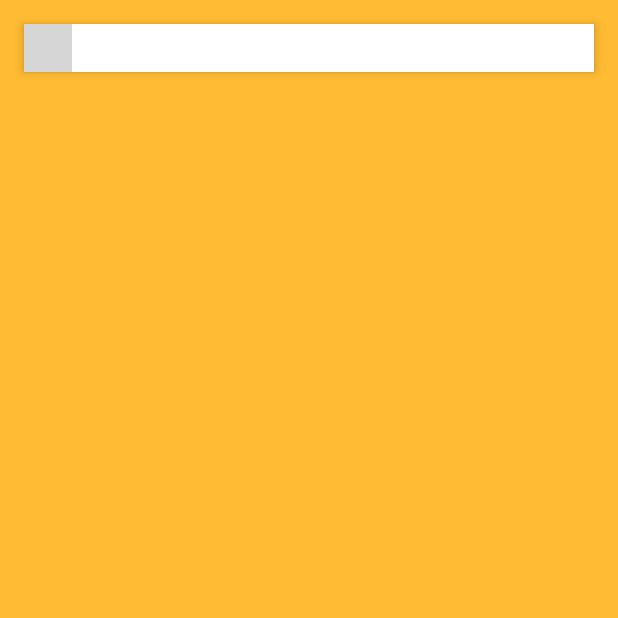
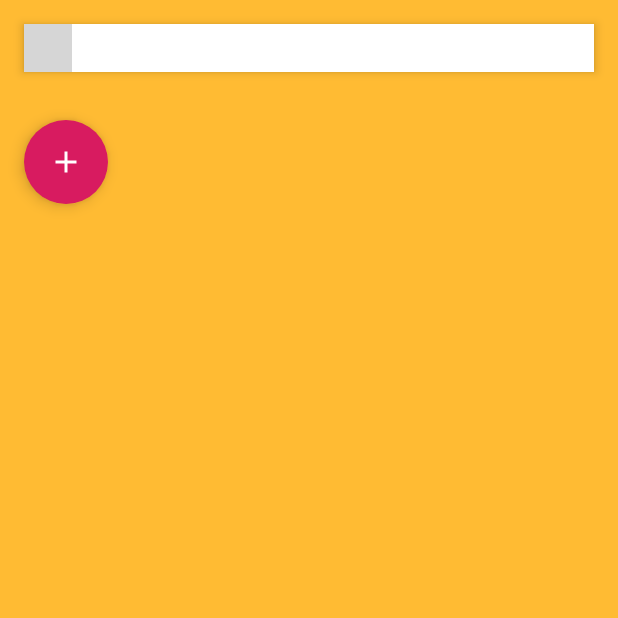
Before and after one commit to Chris4lilv/JOURNEY-Android, an Android app: the screen it shows after launch (MainActivity), on a phone screen of 412 x 824 dp, the top half of it. Run offline under Robolectric (Android 15) with nearby library versions, the phone set to English and light mode, and no system bars; our stand-ins replace Firebase (no records; nobody signed in at launch, a user with empty details on screens opened directly); libraries missing offline, so code that uses them is left out: com.gauravk.bubblenavigation; plain views replace BubbleNavigationConstraintView, BubbleToggleView; 2 statements that could not run were skipped; grey boxes are pictures that could not be loaded.

Commit message:
Add fab_plus to display_fragment

```diff
--- a/app/src/main/java/com/example/android/album/Gallery.java
+++ b/app/src/main/java/com/example/android/album/Gallery.java
@@ -128,9 +128,8 @@ public class Gallery extends AppCompatActivity {
 
     }
 
-//    @Override
-//    public void onBackPressed() {
-//        super.onBackPressed();
-//        finish();
-//    }
+    @Override
+    public void onBackPressed() {
+        supportFinishAfterTransition();
+    }
 }
--- /dev/null
+++ b/app/src/main/res/drawable/fab_plus.xml
@@ -0,0 +1,8 @@
+<?xml version="1.0" encoding="utf-8"?>
+<vector xmlns:android="http://schemas.android.com/apk/res/android"
+    android:height="24dp"
+    android:width="24dp"
+    android:viewportWidth="24"
+    android:viewportHeight="24">
+    <path android:fillColor="#FFF" android:pathData="M19,13H13V19H11V13H5V11H11V5H13V11H19V13Z" />
+</vector>
--- a/app/src/main/res/layout/display_fragment.xml
+++ b/app/src/main/res/layout/display_fragment.xml
@@ -1,8 +1,13 @@
 <?xml version="1.0" encoding="utf-8"?>
-<RelativeLayout xmlns:android="http://schemas.android.com/apk/res/android"
+<androidx.coordinatorlayout.widget.CoordinatorLayout xmlns:android="http://schemas.android.com/apk/res/android"
+    xmlns:app="http://schemas.android.com/apk/res-auto"
     android:layout_width="match_parent"
     android:layout_height="match_parent"
     android:orientation="vertical">
+
+    <RelativeLayout
+        android:layout_width="match_parent"
+        android:layout_height="match_parent">
 
         <ListView
             android:id="@+id/listView"
@@ -15,13 +20,26 @@
             android:layout_width="wrap_content"
             android:layout_height="wrap_content"
             android:layout_centerInParent="true"
-        android:textAppearance="?android:textAppearanceMedium"/>
+            android:textAppearance="?android:textAppearanceMedium" />
 
         <ProgressBar
             android:id="@+id/loading_indicator"
             style="@style/Widget.AppCompat.ProgressBar"
             android:layout_width="wrap_content"
             android:layout_height="wrap_content"
-        android:layout_centerInParent="true"/>
+            android:layout_centerInParent="true" />
+    </RelativeLayout>
 
-</RelativeLayout>
+    <com.google.android.material.floatingactionbutton.FloatingActionButton
+        android:layout_width="wrap_content"
+        android:layout_height="wrap_content"
+        android:layout_margin="16dp"
+        android:baselineAlignBottom="true"
+        android:src="@drawable/fab_plus"
+        app:borderWidth="0dp"
+        app:elevation="6dp"
+        app:fabSize="normal"
+        app:pressedTranslationZ="12dp"
+        app:layout_anchor="@id/listView"
+        app:layout_anchorGravity="bottom|right|end"/>
+</androidx.coordinatorlayout.widget.CoordinatorLayout>
```
Lines whose indentation alone changed are shown as unchanged.
